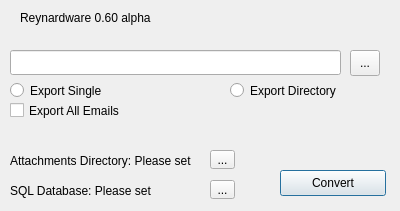
Above: branch/0.6/Source/dialog.ui from smowton/incredimail-converter-reynardware before the change. Below: the same form after it.
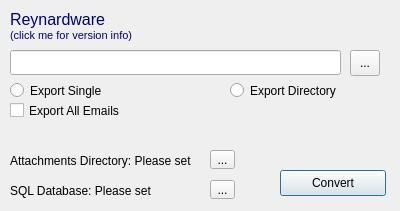
That is the form after the change. Custom widgets are drawn as their Qt base class.

What changed in the file:
```diff
--- a/branch/0.6/Source/dialog.ui
+++ b/branch/0.6/Source/dialog.ui
@@ -100,15 +100,20 @@
     <string>...</string>
    </property>
   </widget>
-  <widget class="QLabel" name="label">
+  <widget class="ClickLabel" name="version_label">
    <property name="geometry">
     <rect>
-     <x>20</x>
+     <x>10</x>
      <y>10</y>
-     <width>181</width>
-     <height>17</height>
+     <width>131</width>
+     <height>31</height>
     </rect>
    </property>
+   <property name="font">
+    <font>
+     <pointsize>12</pointsize>
+    </font>
+   </property>
    <property name="mouseTracking">
     <bool>true</bool>
    </property>
@@ -119,7 +124,12 @@
     <enum>Qt::NoContextMenu</enum>
    </property>
    <property name="text">
-    <string>Reynardware 0.60 alpha</string>
+    <string>&lt;!DOCTYPE HTML PUBLIC &quot;-//W3C//DTD HTML 4.0//EN&quot; &quot;http://www.w3.org/TR/REC-html40/strict.dtd&quot;&gt;
+&lt;html&gt;&lt;head&gt;&lt;meta name=&quot;qrichtext&quot; content=&quot;1&quot; /&gt;&lt;style type=&quot;text/css&quot;&gt;
+p, li { white-space: pre-wrap; }
+&lt;/style&gt;&lt;/head&gt;&lt;body style=&quot; font-family:'MS Shell Dlg 2'; font-size:12pt; font-weight:400; font-style:normal;&quot;&gt;
+&lt;p style=&quot; margin-top:0px; margin-bottom:0px; margin-left:0px; margin-right:0px; -qt-block-indent:0; text-indent:0px;&quot;&gt;&lt;span style=&quot; color:#00007f;&quot;&gt;Reynardware &lt;/span&gt;&lt;/p&gt;
+&lt;p style=&quot; margin-top:0px; margin-bottom:0px; margin-left:0px; margin-right:0px; -qt-block-indent:0; text-indent:0px;&quot;&gt;&lt;span style=&quot; font-size:8pt; color:#00007f;&quot;&gt;(click me for version info)&lt;/span&gt;&lt;/p&gt;&lt;/body&gt;&lt;/html&gt;</string>
    </property>
    <property name="openExternalLinks">
     <bool>false</bool>
@@ -194,6 +204,11 @@
    <extends>QLineEdit</extends>
    <header location="global">mylineedit.h</header>
   </customwidget>
+  <customwidget>
+   <class>ClickLabel</class>
+   <extends>QLabel</extends>
+   <header location="global">clicklabel.h</header>
+  </customwidget>
  </customwidgets>
  <resources/>
  <connections/>
```
